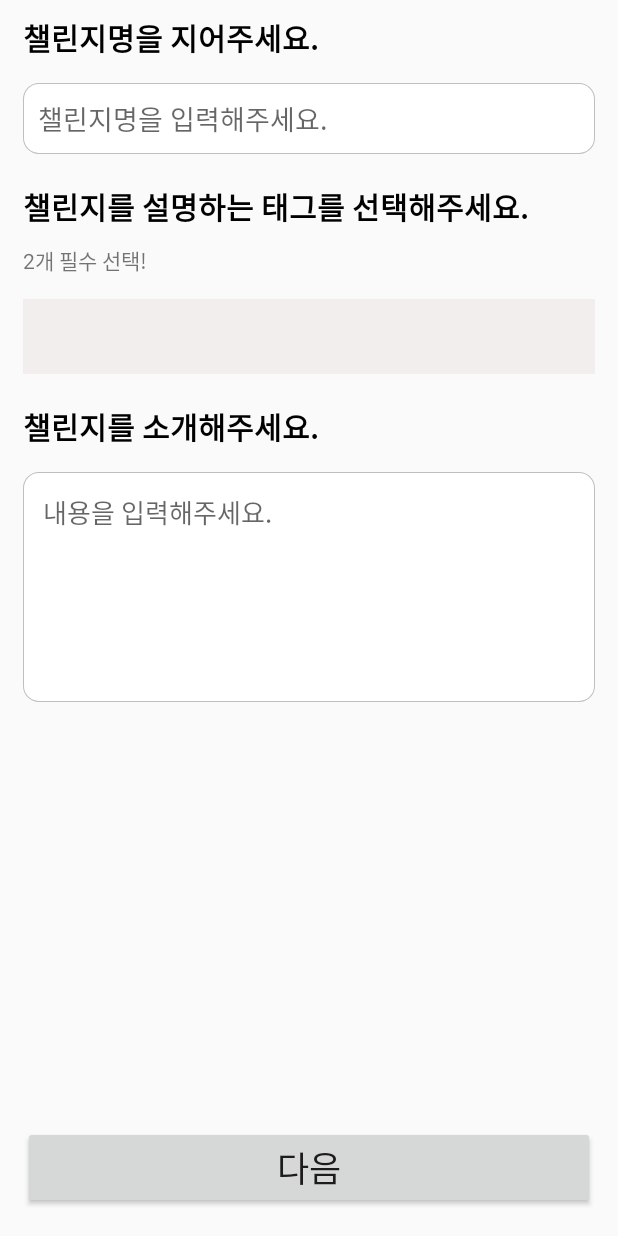
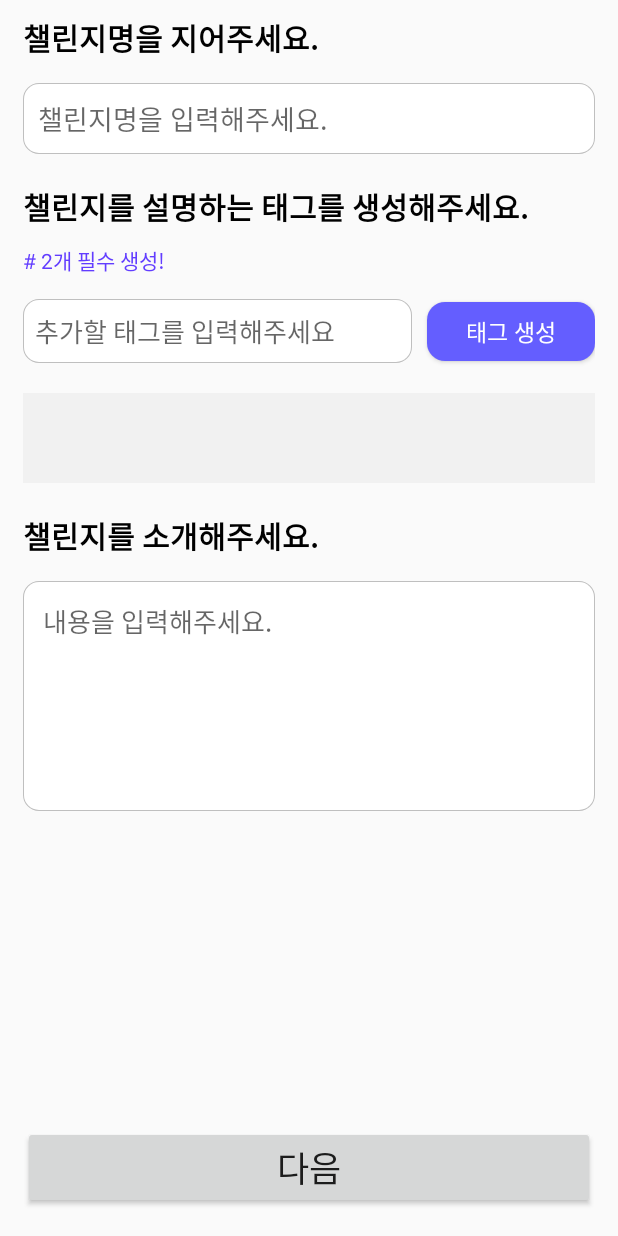
Before and after one commit to scarletYewon/TimeToCode, an Android app: the layout fragment_add_challenge1.xml on its own in the app's theme, with its tools: preview values and no code run, on a phone screen of 412 x 824 dp. Run offline under Robolectric (Android 15) with nearby library versions, the light colour scheme and no system bars.

Commit message:
등록 화면 필요 내용 입력 시에 이동 및 서버 연결 작업
ViewModel 생성하여 각 fragment의 값을 넣어둔 후 등록 완료 버튼 클릭 시에 가져옴
첫 번째 화면
- 챌린지명, 태그 2개 생성, 챌린지 소개 모두 입력해야 다음으로 이동 가능
두 번째 화면
- 이미지 앨범에서 업로드 시에 다음으로 이동 가능
- 기본 이미지 선택 하지 않음을 의미하는 라디오 버튼 이미지 추가
- TODO: 기본 이미지 선택 시에도 다음으로 이동 가능하도록
세 번째 화면
- 시작 시간, 종료 시간 입력 값 조건에 따라 받기
- 하루에 여러 번 클릭 시 AlertDialog 표시 후 하루에 한 번으로 check되도록 함
- 하루 가능 인증 회수에 따른 인증 간격 및 상세 인증 횟수 선택은 일단 보류.
- TODO: 인증 빈도, 챌린지 기간을 int로 받기 때문에 이에 대한 구현 더 고민해봐야함. 현재는 기본값 넣어둠
네 번째 화면
- 챌린지 생성 완료 버튼 클릭 시 ViewModel에 들어있는 값 가져와 서버로 보냄
* 현재 오류 발생. 수정 필요
- TODO:  인증방법 소개 입력 시에만 버튼 활성화 (테스트 위해 미구현)

```diff
--- a/TimeToCode/app/build.gradle
+++ b/TimeToCode/app/build.gradle
@@ -56,5 +56,7 @@ dependencies {
     implementation 'com.android.volley:volley:1.2.1'
     implementation 'io.github.ParkSangGwon:tedpermission-normal:3.3.0'
     implementation 'androidx.swiperefreshlayout:swiperefreshlayout:1.1.0'
+    implementation 'androidx.lifecycle:lifecycle-viewmodel-ktx:2.5.1'
+    implementation 'androidx.lifecycle:lifecycle-livedata-ktx:2.5.1'
 
 }
--- a/TimeToCode/app/src/main/res/drawable/test_radio.xml
+++ b/TimeToCode/app/src/main/res/drawable/non_select_img_radio.xml
@@ -1,7 +1,7 @@
 <?xml version="1.0" encoding="utf-8"?>
 <selector xmlns:android="http://schemas.android.com/apk/res/android">
     <item android:state_checked= "false"
-        android:drawable = "@drawable/test3"></item>
+        android:drawable = "@drawable/non_select_img"></item>
     <item android:state_checked= "true"
-        android:drawable = "@drawable/test5"></item>
+        android:drawable = "@drawable/non_select_img_click"></item>
 </selector>
--- a/TimeToCode/app/src/main/res/layout/fragment_add_challenge1.xml
+++ b/TimeToCode/app/src/main/res/layout/fragment_add_challenge1.xml
@@ -50,7 +50,7 @@
             android:layout_width="wrap_content"
             android:layout_height="wrap_content"
             android:layout_marginBottom="10dp"
-            android:text="챌린지를 설명하는 태그를 선택해주세요."
+            android:text="챌린지를 설명하는 태그를 생성해주세요."
             android:textColor="@color/black"
             android:textSize="20dp"
             android:textStyle="bold" />
@@ -60,23 +60,50 @@
             android:layout_width="match_parent"
             android:layout_height="wrap_content"
             android:layout_marginBottom="15dp"
-            android:text="2개 필수 선택! " />
+            android:text="# 2개 필수 생성! "
+            android:textColor="@color/main"/>
+
+        <LinearLayout
+            android:layout_width="match_parent"
+            android:layout_height="wrap_content"
+            android:orientation="horizontal">
+
+            <EditText
+                android:id="@+id/editChallengeTagAdd"
+                android:layout_width="0dp"
+                android:layout_height="wrap_content"
+                android:layout_weight="7"
+                android:layout_marginRight="10dp"
+                android:layout_marginBottom="20dp"
+                android:padding="8dp"
+                android:background="@drawable/edit_challenge_border"
+                android:hint="추가할 태그를 입력해주세요"
+                android:textSize="17dp"                 />
+
+            <Button
+                android:id="@+id/btnChallengeAddTag"
+                android:layout_width="0dp"
+                android:layout_height="wrap_content"
+                android:layout_weight="3"
+                android:minWidth="0dp"
+                android:minHeight="0dp"
+                android:padding="8dp"
+                android:background="@drawable/challenge_tag_in_new_background"
+                android:text="태그 생성"
+                android:textSize="15dp"
+                android:textColor="@color/white"/>
+        </LinearLayout>
 
         <!-- TODO: chip height wrap_content 로 변경 필요       -->
+
         <com.google.android.material.chip.ChipGroup
-            android:id="@+id/chipGroup"
+            android:id="@+id/tagChipGroup"
             android:layout_width="match_parent"
-            android:layout_height="50dp"
-            android:background="#F3EEEE" />
-        <com.google.android.material.chip.ChipGroup
-            android:id="@+id/challengeAllTags"
-            style="@style/Widget.MaterialComponents.ChipGroup"
-            android:layout_width="match_parent"
-            android:layout_height="wrap_content"
-            android:layout_marginBottom="20dp">
+            android:layout_height="60dp"
+            android:layout_marginBottom="20dp"
+            android:paddingLeft="15dp"
 
-
-        </com.google.android.material.chip.ChipGroup>
+            android:background="@color/light_gray_1" />
 
         <TextView
             android:id="@+id/textChallengeInfo"
--- a/TimeToCode/app/src/main/res/layout/fragment_add_challenge2.xml
+++ b/TimeToCode/app/src/main/res/layout/fragment_add_challenge2.xml
@@ -56,7 +56,7 @@
                 android:layout_width="wrap_content"
                 android:layout_height="wrap_content"
                 android:layout_weight="1"
-                android:drawableTop="@drawable/test_radio"
+                android:drawableTop="@drawable/non_select_img_radio"
                 android:button="@null"
                 android:gravity="center"
                 android:text="RadioButton" />
@@ -66,7 +66,7 @@
                 android:layout_width="wrap_content"
                 android:layout_height="wrap_content"
                 android:layout_weight="1"
-                android:drawableTop="@drawable/test_radio"
+                android:drawableTop="@drawable/select_img_radio"
                 android:button="@null"
                 android:gravity="center"
                 android:text="RadioButton" />
@@ -75,7 +75,7 @@
                 android:layout_width="wrap_content"
                 android:layout_height="wrap_content"
                 android:layout_weight="1"
-                android:drawableTop="@drawable/test_radio"
+                android:drawableTop="@drawable/select_img_radio"
                 android:button="@null"
                 android:gravity="center"
                 android:text="RadioButton" />
```
Also changed, not shown: TimeToCode/app/src/main/java/com/kmu/timetocode/add/AddChallengeViewModel.kt (added, +62 -0 lines), TimeToCode/app/src/main/java/com/kmu/timetocode/add/FragmentAddChallenge1.kt (+62 -29 lines), TimeToCode/app/src/main/java/com/kmu/timetocode/add/FragmentAddChallenge2.kt (+23 -13 lines), TimeToCode/app/src/main/java/com/kmu/timetocode/add/FragmentAddChallenge3.kt (+68 -3 lines), TimeToCode/app/src/main/java/com/kmu/timetocode/add/FragmentAddChallenge4.kt (+109 -7 lines), TimeToCode/app/src/main/res/drawable/select_img_radio.xml (added, +7 -0 lines), TimeToCode/app/src/main/res/drawable/non_select_img.png (added), TimeToCode/app/src/main/res/drawable/non_select_img_click.png (added), TimeToCode/app/src/main/res/drawable/select_com_img.jpg (added), TimeToCode/app/src/main/res/drawable/test5.jpg (deleted).
